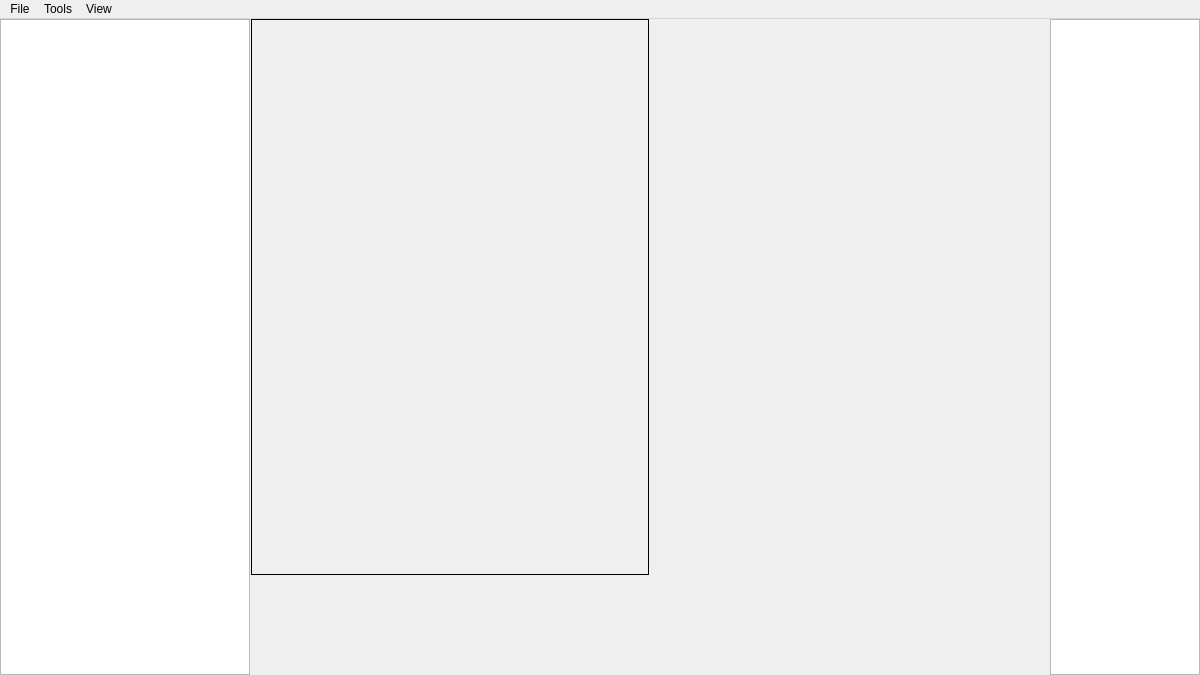
Old version of the form main_V2.ui in the repository AnamKwon/MaxBong_project.
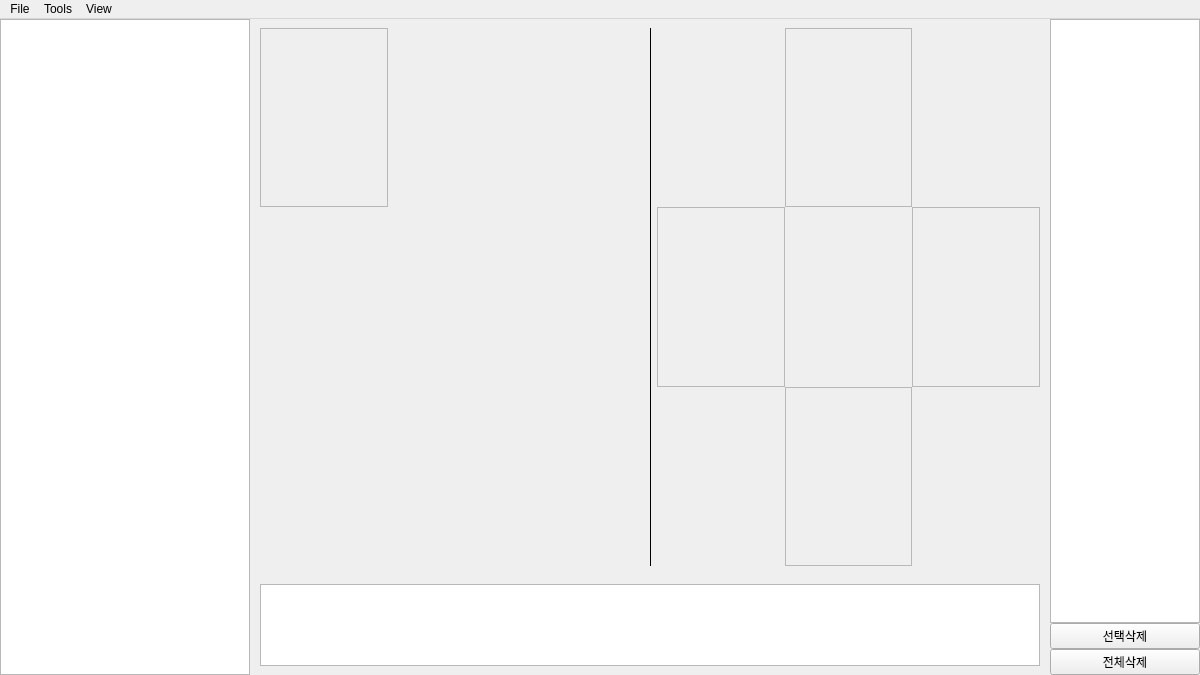
New version of the form.

What changed in the file:
```diff
--- a/main_V2.ui
+++ b/main_V2.ui
@@ -150,51 +150,70 @@
          <property name="minimumSize">
           <size>
            <width>0</width>
-           <height>100</height>
+           <height>0</height>
           </size>
          </property>
          <property name="frameShape">
           <enum>QFrame::NoFrame</enum>
          </property>
          <layout class="QHBoxLayout" name="horizontalLayout">
-          <property name="spacing">
-           <number>0</number>
-          </property>
-          <property name="leftMargin">
-           <number>0</number>
-          </property>
-          <property name="topMargin">
-           <number>0</number>
-          </property>
-          <property name="rightMargin">
-           <number>0</number>
-          </property>
-          <property name="bottomMargin">
-           <number>0</number>
-          </property>
           <item>
+           <widget class="QFrame" name="Image_v">
+            <property name="maximumSize">
+             <size>
+              <width>16777215</width>
+              <height>16777215</height>
+             </size>
+            </property>
+            <property name="frameShape">
+             <enum>QFrame::NoFrame</enum>
+            </property>
            <layout class="QVBoxLayout" name="Main_img">
             <property name="spacing">
              <number>0</number>
             </property>
             <property name="sizeConstraint">
-             <enum>QLayout::SetFixedSize</enum>
+              <enum>QLayout::SetDefaultConstraint</enum>
+             </property>
+             <property name="leftMargin">
+              <number>0</number>
+             </property>
+             <property name="topMargin">
+              <number>0</number>
+             </property>
+             <property name="rightMargin">
+              <number>0</number>
+             </property>
+             <property name="bottomMargin">
+              <number>0</number>
             </property>
             <item>
              <widget class="QScrollArea" name="scrollArea">
+               <property name="maximumSize">
+                <size>
+                 <width>16777215</width>
+                 <height>16777215</height>
+                </size>
+               </property>
+               <property name="layoutDirection">
+                <enum>Qt::LeftToRight</enum>
+               </property>
               <property name="frameShape">
                <enum>QFrame::NoFrame</enum>
               </property>
               <property name="widgetResizable">
                <bool>true</bool>
               </property>
+               <property name="alignment">
+                <set>Qt::AlignCenter</set>
+               </property>
               <widget class="QWidget" name="scrollAreaWidgetContents_2">
                <property name="geometry">
                 <rect>
                  <x>0</x>
                  <y>0</y>
-                 <width>396</width>
-                 <height>547</height>
+                  <width>379</width>
+                  <height>531</height>
                 </rect>
                </property>
                <property name="sizePolicy">
@@ -203,10 +222,13 @@
                  <verstretch>0</verstretch>
                 </sizepolicy>
                </property>
-               <layout class="QHBoxLayout" name="horizontalLayout_2">
-                <property name="spacing">
-                 <number>0</number>
+                <property name="layoutDirection">
+                 <enum>Qt::LeftToRight</enum>
                 </property>
+                <property name="autoFillBackground">
+                 <bool>true</bool>
+                </property>
+                <layout class="QGridLayout" name="gridLayout">
                 <property name="leftMargin">
                  <number>0</number>
                 </property>
@@ -219,36 +241,121 @@
                 <property name="bottomMargin">
                  <number>0</number>
                 </property>
-                <item>
+                 <property name="spacing">
+                  <number>0</number>
+                 </property>
+                 <item row="2" column="1">
+                  <widget class="QFrame" name="frame_2">
+                   <property name="frameShape">
+                    <enum>QFrame::NoFrame</enum>
+                   </property>
+                   <property name="frameShadow">
+                    <enum>QFrame::Raised</enum>
+                   </property>
+                  </widget>
+                 </item>
+                 <item row="1" column="1">
                  <widget class="QLabel" name="Image_V">
+                   <property name="minimumSize">
+                    <size>
+                     <width>0</width>
+                     <height>0</height>
+                    </size>
+                   </property>
+                   <property name="maximumSize">
+                    <size>
+                     <width>16777215</width>
+                     <height>16777215</height>
+                    </size>
+                   </property>
                   <property name="mouseTracking">
                    <bool>false</bool>
+                   </property>
+                   <property name="frameShape">
+                    <enum>QFrame::NoFrame</enum>
+                   </property>
+                   <property name="text">
+                    <string/>
+                   </property>
+                   <property name="alignment">
+                    <set>Qt::AlignCenter</set>
+                   </property>
+                  </widget>
+                 </item>
+                 <item row="0" column="1">
+                  <widget class="QFrame" name="frame">
+                   <property name="frameShape">
+                    <enum>QFrame::NoFrame</enum>
+                   </property>
+                   <property name="frameShadow">
+                    <enum>QFrame::Raised</enum>
+                   </property>
+                  </widget>
+                 </item>
+                 <item row="1" column="2">
+                  <widget class="QFrame" name="frame_3">
+                   <property name="frameShape">
+                    <enum>QFrame::NoFrame</enum>
+                   </property>
+                   <property name="frameShadow">
+                    <enum>QFrame::Raised</enum>
+                   </property>
+                  </widget>
+                 </item>
+                 <item row="1" column="0">
+                  <widget class="QFrame" name="frame_4">
+                   <property name="frameShape">
+                    <enum>QFrame::NoFrame</enum>
+                   </property>
+                   <property name="frameShadow">
+                    <enum>QFrame::Raised</enum>
+                   </property>
+                  </widget>
+                 </item>
+                 <item row="0" column="0">
+                  <widget class="QFrame" name="frame_9">
+                   <property name="frameShape">
+                    <enum>QFrame::StyledPanel</enum>
+                   </property>
+                   <property name="frameShadow">
+                    <enum>QFrame::Raised</enum>
+                   </property>
+                  </widget>
+                 </item>
+                </layout>
+               </widget>
+              </widget>
+             </item>
+            </layout>
+           </widget>
+          </item>
+          <item>
+           <widget class="QFrame" name="frame_10">
+            <property name="minimumSize">
+             <size>
+              <width>1</width>
+              <height>0</height>
+             </size>
                   </property>
                   <property name="frameShape">
                    <enum>QFrame::Box</enum>
                   </property>
-                  <property name="text">
-                   <string/>
-                  </property>
-                  <property name="alignment">
-                   <set>Qt::AlignLeading|Qt::AlignLeft|Qt::AlignTop</set>
-                  </property>
-                 </widget>
-                </item>
-               </layout>
-              </widget>
-             </widget>
-            </item>
-           </layout>
+            <property name="frameShadow">
+             <enum>QFrame::Plain</enum>
+            </property>
+            <property name="lineWidth">
+             <number>1</number>
+            </property>
+           </widget>
           </item>
           <item>
-           <widget class="QWidget" name="Image_D_H" native="true">
+           <widget class="QFrame" name="Image_D_H">
             <layout class="QHBoxLayout" name="horizontalLayout_3">
              <property name="spacing">
               <number>0</number>
              </property>
              <property name="sizeConstraint">
-              <enum>QLayout::SetFixedSize</enum>
+              <enum>QLayout::SetDefaultConstraint</enum>
              </property>
              <property name="leftMargin">
               <number>0</number>
@@ -263,22 +370,90 @@
               <number>0</number>
              </property>
              <item>
+              <widget class="QScrollArea" name="scrollArea_2">
+               <property name="frameShape">
+                <enum>QFrame::NoFrame</enum>
+               </property>
+               <property name="widgetResizable">
+                <bool>true</bool>
+               </property>
+               <widget class="QWidget" name="scrollAreaWidgetContents">
+                <property name="geometry">
+                 <rect>
+                  <x>0</x>
+                  <y>0</y>
+                  <width>379</width>
+                  <height>531</height>
+                 </rect>
+                </property>
+                <layout class="QGridLayout" name="gridLayout_2">
+                 <property name="leftMargin">
+                  <number>0</number>
+                 </property>
+                 <property name="topMargin">
+                  <number>0</number>
+                 </property>
+                 <property name="rightMargin">
+                  <number>0</number>
+                 </property>
+                 <property name="bottomMargin">
+                  <number>0</number>
+                 </property>
+                 <property name="spacing">
+                  <number>0</number>
+                 </property>
+                 <item row="0" column="1">
+                  <widget class="QFrame" name="frame_5">
+                   <property name="frameShape">
+                    <enum>QFrame::StyledPanel</enum>
+                   </property>
+                   <property name="frameShadow">
+                    <enum>QFrame::Raised</enum>
+                   </property>
+                  </widget>
+                 </item>
+                 <item row="1" column="1">
               <widget class="QLabel" name="Image_D_V">
-               <property name="minimumSize">
-                <size>
-                 <width>400</width>
-                 <height>0</height>
-                </size>
-               </property>
-               <property name="mouseTracking">
-                <bool>false</bool>
-               </property>
                <property name="frameShape">
                 <enum>QFrame::NoFrame</enum>
                </property>
                <property name="text">
                 <string/>
                </property>
+                  </widget>
+                 </item>
+                 <item row="2" column="1">
+                  <widget class="QFrame" name="frame_6">
+                   <property name="frameShape">
+                    <enum>QFrame::StyledPanel</enum>
+                   </property>
+                   <property name="frameShadow">
+                    <enum>QFrame::Raised</enum>
+                   </property>
+                  </widget>
+                 </item>
+                 <item row="1" column="0">
+                  <widget class="QFrame" name="frame_7">
+                   <property name="frameShape">
+                    <enum>QFrame::StyledPanel</enum>
+                   </property>
+                   <property name="frameShadow">
+                    <enum>QFrame::Raised</enum>
+                   </property>
+                  </widget>
+                 </item>
+                 <item row="1" column="2">
+                  <widget class="QFrame" name="frame_8">
+                   <property name="frameShape">
+                    <enum>QFrame::StyledPanel</enum>
+                   </property>
+                   <property name="frameShadow">
+                    <enum>QFrame::Raised</enum>
+                   </property>
+                  </widget>
+                 </item>
+                </layout>
+               </widget>
               </widget>
              </item>
             </layout>
@@ -292,7 +467,7 @@
          <property name="minimumSize">
           <size>
            <width>0</width>
-           <height>100</height>
+           <height>0</height>
           </size>
          </property>
          <property name="maximumSize">
@@ -301,6 +476,11 @@
            <height>100</height>
           </size>
          </property>
+         <layout class="QHBoxLayout" name="horizontalLayout_2">
+          <item>
+           <widget class="QListWidget" name="label_object"/>
+          </item>
+         </layout>
         </widget>
        </item>
       </layout>
@@ -320,7 +500,7 @@
         <height>16777215</height>
        </size>
       </property>
-      <layout class="QHBoxLayout" name="horizontalLayout_6">
+      <layout class="QVBoxLayout" name="verticalLayout">
        <property name="spacing">
         <number>0</number>
        </property>
@@ -339,6 +519,20 @@
        <item>
         <widget class="QListWidget" name="Img_D_V_L"/>
        </item>
+       <item>
+        <widget class="QPushButton" name="select_D">
+         <property name="text">
+          <string>선택삭제</string>
+         </property>
+        </widget>
+       </item>
+       <item>
+        <widget class="QPushButton" name="all_D">
+         <property name="text">
+          <string>전체삭제</string>
+         </property>
+        </widget>
+       </item>
       </layout>
      </widget>
     </item>
```
Left out of the diff: 99 changed lines with no effect on the pictures. Lines whose indentation alone changed are shown as unchanged.
